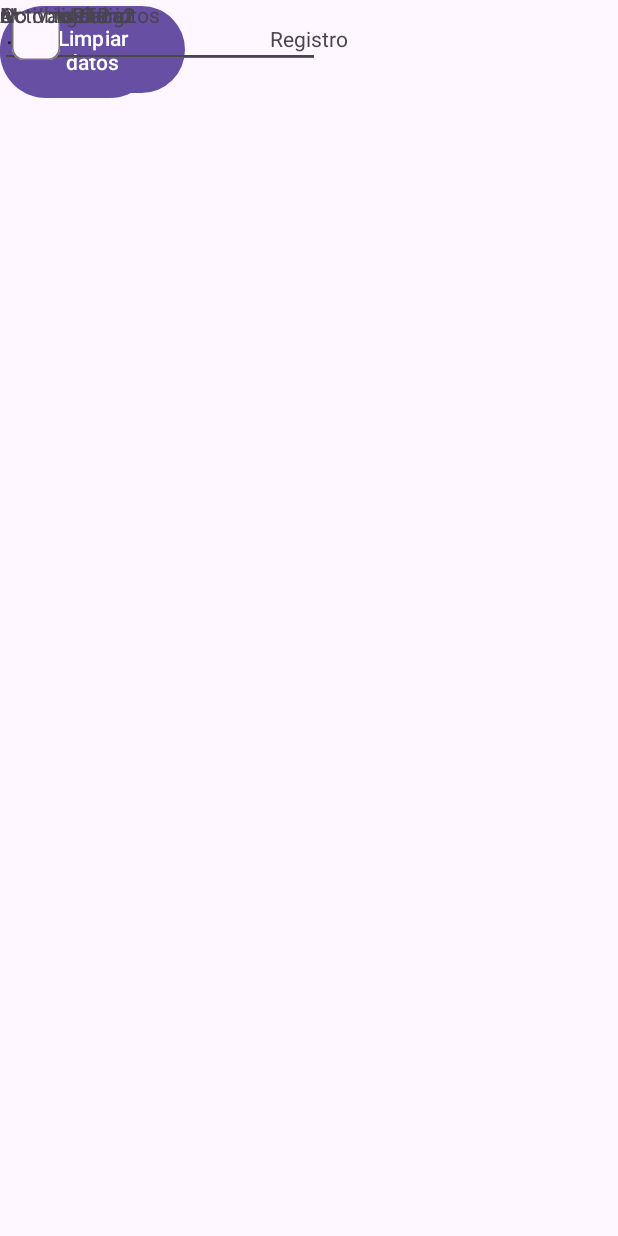
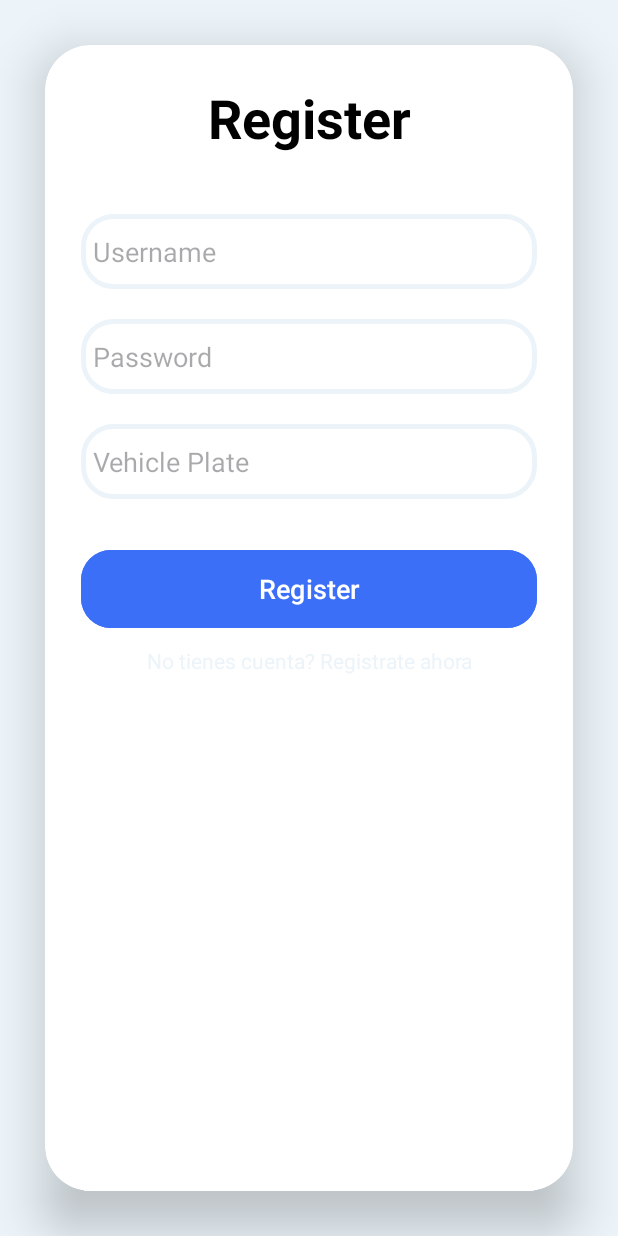
Before and after one commit to rbenitec/Parking-UTP, an Android app: the layout activity_main.xml on its own in the app's theme, with its tools: preview values and no code run, on a phone screen of 412 x 824 dp. Run offline under Robolectric (Android 15) with nearby library versions, the phone set to English and light mode, and no system bars.

Commit message:
Corriguiendo las travesuras de Liam

```diff
--- a/app/src/main/AndroidManifest.xml
+++ b/app/src/main/AndroidManifest.xml
@@ -18,7 +18,7 @@
             android:name=".MainActivity2"
             android:exported="false" />
         <activity
-            android:name=".MainActivity"
+            android:name=".actRegistro"
             android:exported="true">
             <intent-filter>
                 <action android:name="android.intent.action.MAIN" />
--- /dev/null
+++ b/app/src/main/res/drawable/custom_edittext.xml
@@ -0,0 +1,10 @@
+<?xml version="1.0" encoding="utf-8"?>
+<shape xmlns:android="http://schemas.android.com/apk/res/android"
+    android:shape="rectangle">
+    <stroke
+        android:width="3dp"
+        android:color="@color/sky"/>
+
+    <corners android:radius="20dp"/>
+
+</shape>
--- a/app/src/main/res/layout/activity_main.xml
+++ b/app/src/main/res/layout/activity_main.xml
@@ -2,149 +2,101 @@
 <androidx.constraintlayout.widget.ConstraintLayout xmlns:android="http://schemas.android.com/apk/res/android"
     xmlns:app="http://schemas.android.com/apk/res-auto"
     xmlns:tools="http://schemas.android.com/tools"
-    android:id="@+id/main"
     android:layout_width="match_parent"
     android:layout_height="match_parent"
-    tools:context=".MainActivity">
+    tools:context="actRegistro"
+    android:orientation="vertical"
+    android:gravity="center"
+    android:background="@color/sky">
 
-    <TextView
-        android:id="@+id/textView"
-        android:layout_width="wrap_content"
-        android:layout_height="wrap_content"
-        android:layout_marginStart="180dp"
-        android:layout_marginTop="16dp"
-        android:text="@string/registro"
-        app:layout_constraintStart_toStartOf="parent"
-        app:layout_constraintTop_toTopOf="parent" />
+    <androidx.cardview.widget.CardView
+        android:layout_width="match_parent"
+        android:layout_height="match_parent"
+        android:layout_margin="30dp"
+        app:cardCornerRadius="30dp"
+        app:cardElevation="20dp"
+        android:background="@drawable/custom_edittext">
 
-    <Button
-        android:id="@+id/button"
-        android:layout_width="104dp"
-        android:layout_height="69dp"
-        android:text="@string/registro_ok"
-        tools:ignore="MissingConstraints,DuplicateSpeakableTextCheck"
-        tools:layout_editor_absoluteX="153dp"
-        tools:layout_editor_absoluteY="508dp" />
+        <LinearLayout
+            android:layout_width="match_parent"
+            android:layout_height="wrap_content"
+            android:layout_gravity="center_horizontal"
+            android:orientation="vertical"
+            android:padding="24dp">
 
-    <Button
-        android:id="@+id/button2"
-        android:layout_width="123dp"
-        android:layout_height="66dp"
-        android:text="@string/limpiar_datos_button"
-        tools:layout_editor_absoluteX="144dp"
-        tools:layout_editor_absoluteY="577dp"
-        tools:ignore="MissingConstraints" />
+            <TextView
+                android:id="@+id/RegisterText"
+                android:layout_width="match_parent"
+                android:layout_height="wrap_content"
+                android:text="Register"
+                android:textAlignment="center"
+                android:textColor="@color/black"
+                android:textSize="36sp"
+                android:textStyle="bold" />
 
-    <TextView
-        android:id="@+id/textView2"
-        android:layout_width="wrap_content"
-        android:layout_height="wrap_content"
-        android:text="@string/password"
-        tools:layout_editor_absoluteX="5dp"
-        tools:layout_editor_absoluteY="196dp"
-        tools:ignore="MissingConstraints" />
+            <EditText
+                android:id="@+id/usuario_register"
+                android:layout_width="match_parent"
+                android:layout_height="50dp"
+                android:layout_marginTop="40dp"
+                android:background="@drawable/custom_edittext"
 
-    <TextView
-        android:id="@+id/textView3"
-        android:layout_width="wrap_content"
-        android:layout_height="wrap_content"
-        android:text="numeroPlaca1"
-        tools:layout_editor_absoluteX="5dp"
-        tools:layout_editor_absoluteY="305dp"
-        tools:ignore="HardcodedText,MissingConstraints" />
+                android:drawablePadding="8dp"
+                android:hint="Username"
+                android:padding="8dp"
+                android:textColor="@color/black"
+                android:textColorHighlight="@color/cardview_dark_background" />
 
-    <TextView
-        android:id="@+id/textView4"
-        android:layout_width="wrap_content"
-        android:layout_height="wrap_content"
-        android:text="usuarioUTP"
-        tools:layout_editor_absoluteX="5dp"
-        tools:layout_editor_absoluteY="117dp"
-        tools:ignore="HardcodedText,MissingConstraints" />
+            <EditText
+                android:id="@+id/password_register"
+                android:layout_width="match_parent"
+                android:layout_height="50dp"
+                android:layout_marginTop="20dp"
+                android:background="@drawable/custom_edittext"
+                android:drawablePadding="8dp"
+                android:hint="Password"
+                android:inputType="textPassword"
+                android:padding="8dp"
+                android:textColor="@color/black"
+                android:textColorHighlight="@color/cardview_dark_background" />
 
-    <TextView
-        android:id="@+id/textView6"
-        android:layout_width="wrap_content"
-        android:layout_height="wrap_content"
-        android:text="numeroPlaca2"
-        tools:layout_editor_absoluteX="4dp"
-        tools:layout_editor_absoluteY="378dp"
-        tools:ignore="HardcodedText,MissingConstraints" />
+            <EditText
+                android:id="@+id/plate_register"
+                android:layout_width="match_parent"
+                android:layout_height="50dp"
+                android:layout_marginTop="20dp"
+                android:background="@drawable/custom_edittext"
+                android:drawablePadding="8dp"
+                android:hint="Vehicle Plate"
+                android:inputType="textPassword"
+                android:padding="8dp"
+                android:textColor="@color/black"
+                android:textColorHighlight="@color/cardview_dark_background" />
 
-    <EditText
-        android:id="@+id/editTextText3"
-        android:layout_width="wrap_content"
-        android:layout_height="wrap_content"
-        android:ems="10"
-        android:inputType="text"
-        tools:ignore="Autofill,LabelFor,MissingConstraints,SpeakableTextPresentCheck,TouchTargetSizeCheck"
-        tools:layout_editor_absoluteX="114dp"
-        tools:layout_editor_absoluteY="353dp" />
+            <Button
+                android:id="@+id/registerButton"
+                android:layout_width="match_parent"
+                android:layout_height="60dp"
+                android:layout_marginTop="30dp"
+                android:backgroundTint="@color/softblue"
+                android:text="Register"
+                android:textSize="18sp"
+                app:cornerRadius="20dp" />
 
-    <EditText
-        android:id="@+id/placa1holder"
-        android:layout_width="wrap_content"
-        android:layout_height="wrap_content"
-        android:ems="10"
-        android:inputType="text"
-        tools:ignore="Autofill,LabelFor,MissingConstraints,SpeakableTextPresentCheck,TouchTargetSizeCheck"
-        tools:layout_editor_absoluteX="114dp"
-        tools:layout_editor_absoluteY="293dp" />
+            <TextView
+                android:id="@+id/signupText"
+                android:layout_width="match_parent"
+                android:layout_height="wrap_content"
+                android:layout_marginBottom="200dp"
+                android:padding="8dp"
+                android:text="No tienes cuenta? Registrate ahora"
+                android:textAlignment="center"
+                android:textColor="@color/sky"
+                android:textSize="14sp" />
 
-    <EditText
-        android:id="@+id/passholder"
-        android:layout_width="wrap_content"
-        android:layout_height="wrap_content"
-        android:ems="10"
-        android:inputType="textPassword"
-        tools:ignore="Autofill,LabelFor,MissingConstraints,SpeakableTextPresentCheck,TouchTargetSizeCheck"
-        tools:layout_editor_absoluteX="112dp"
-        tools:layout_editor_absoluteY="181dp" />
 
-    <EditText
-        android:id="@+id/usuarioholder"
-        android:layout_width="wrap_content"
-        android:layout_height="wrap_content"
-        android:ems="10"
-        android:inputType="text"
-        android:text="@string/hold"
-        tools:ignore="Autofill,LabelFor,MissingConstraints,TouchTargetSizeCheck"
-        tools:layout_editor_absoluteX="112dp"
-        tools:layout_editor_absoluteY="101dp" />
+        </LinearLayout>
 
-    <TextView
-        android:id="@+id/textView5"
-        android:layout_width="wrap_content"
-        android:layout_height="wrap_content"
-        android:text="Maximo 6 digitos"
-        tools:layout_editor_absoluteX="112dp"
-        tools:layout_editor_absoluteY="229dp"
-        tools:ignore="HardcodedText,MissingConstraints" />
-
-    <com.google.android.material.chip.Chip
-        android:id="@+id/chip"
-        android:layout_width="wrap_content"
-        android:layout_height="wrap_content"
-        tools:ignore="MissingConstraints,SpeakableTextPresentCheck"
-        tools:layout_editor_absoluteX="347dp"
-        tools:layout_editor_absoluteY="353dp" />
-
-    <TextView
-        android:id="@+id/textView8"
-        android:layout_width="wrap_content"
-        android:layout_height="wrap_content"
-        android:text="No obligatorio"
-        tools:layout_editor_absoluteX="322dp"
-        tools:layout_editor_absoluteY="429dp"
-        tools:ignore="HardcodedText,MissingConstraints" />
-
-    <TextView
-        android:id="@+id/textView9"
-        android:layout_width="wrap_content"
-        android:layout_height="wrap_content"
-        android:text="Activar"
-        tools:layout_editor_absoluteX="347dp"
-        tools:layout_editor_absoluteY="410dp"
-        tools:ignore="HardcodedText,MissingConstraints" />
+    </androidx.cardview.widget.CardView>
 
 </androidx.constraintlayout.widget.ConstraintLayout>
--- a/app/src/main/res/values/colors.xml
+++ b/app/src/main/res/values/colors.xml
@@ -2,4 +2,6 @@
 <resources>
     <color name="black">#FF000000</color>
     <color name="white">#FFFFFFFF</color>
+    <color name="sky">#ECF4F9</color>
+    <color name="softblue">#3C6FF8</color>
 </resources>
```
Also changed, not shown: app/src/main/java/com/service/parking_spot_utp/ApiRegister.java (+5 -8 lines), app/src/main/java/com/service/parking_spot_utp/MainActivity.java (deleted, +0 -92 lines), app/src/main/java/com/service/parking_spot_utp/RegisterRequest.java (added, +39 -0 lines), app/src/main/java/com/service/parking_spot_utp/RetrofitClient.java (added, +22 -0 lines), app/src/main/java/com/service/parking_spot_utp/actRegistro.java (added, +92 -0 lines), 2 other files.
